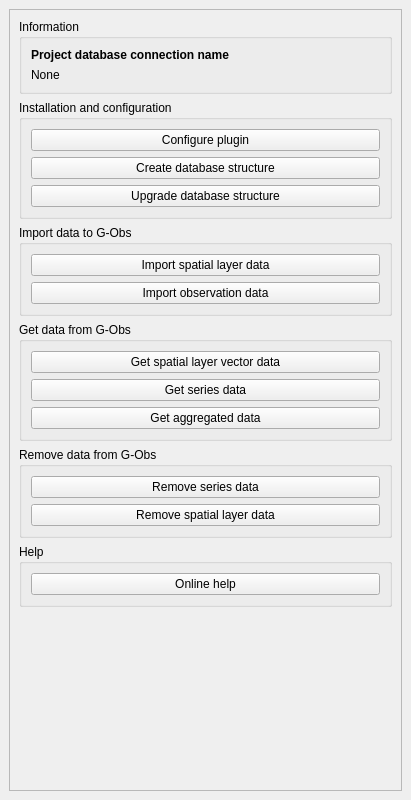
Qt form gobs/resources/ui/gobs_dockwidget_base.ui (3liz/qgis-gobs-plugin) before a commit.
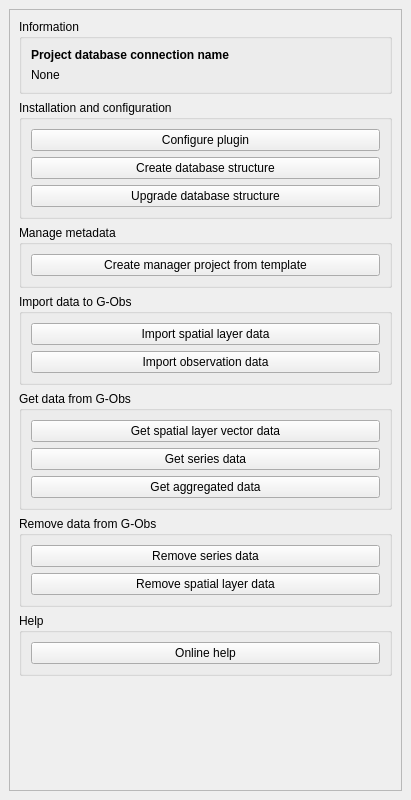
The same form after that commit.

Commit message: New alg to create a QGIS manager project for given connection

What changed in the file:
```diff
--- a/gobs/resources/ui/gobs_dockwidget_base.ui
+++ b/gobs/resources/ui/gobs_dockwidget_base.ui
@@ -25,8 +25,8 @@
         <rect>
          <x>0</x>
          <y>0</y>
-         <width>391</width>
-         <height>761</height>
+         <width>377</width>
+         <height>786</height>
         </rect>
        </property>
        <layout class="QVBoxLayout" name="verticalLayout">
@@ -96,6 +96,22 @@
           </layout>
          </widget>
         </item>
+        <item>
+         <widget class="QGroupBox" name="groupBox_7">
+          <property name="title">
+           <string>Manage metadata</string>
+          </property>
+          <layout class="QVBoxLayout" name="verticalLayout_8">
+           <item>
+            <widget class="QPushButton" name="button_create_manager_project_from_template">
+             <property name="text">
+              <string>Create manager project from template</string>
+             </property>
+            </widget>
+           </item>
+          </layout>
+         </widget>
+        </item>
         <item>
          <widget class="QGroupBox" name="groupBox_2">
           <property name="title">
```
Left out of the diff: 1 changed line with no effect on the pictures. The commit also changes 8 other files.
